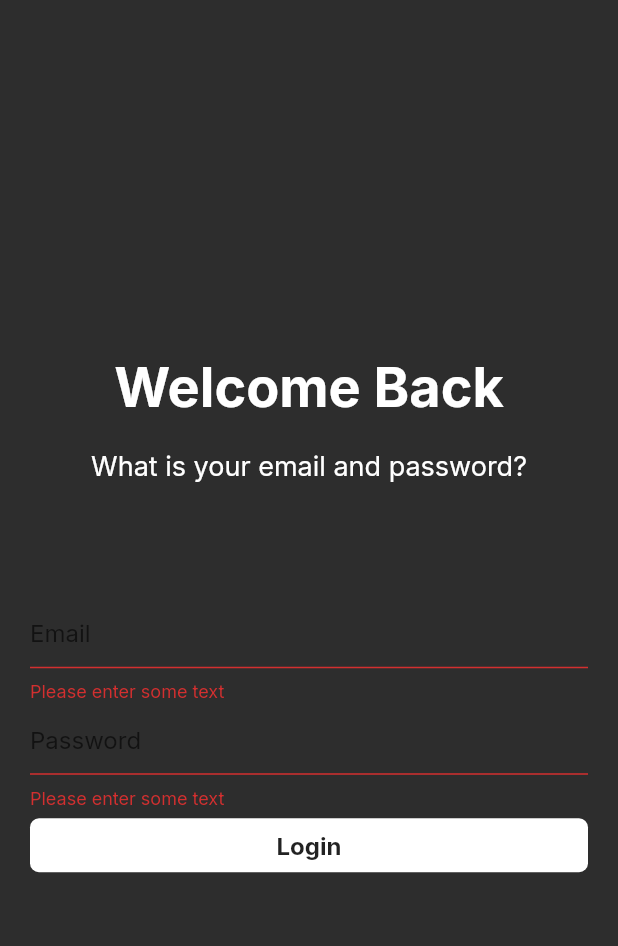
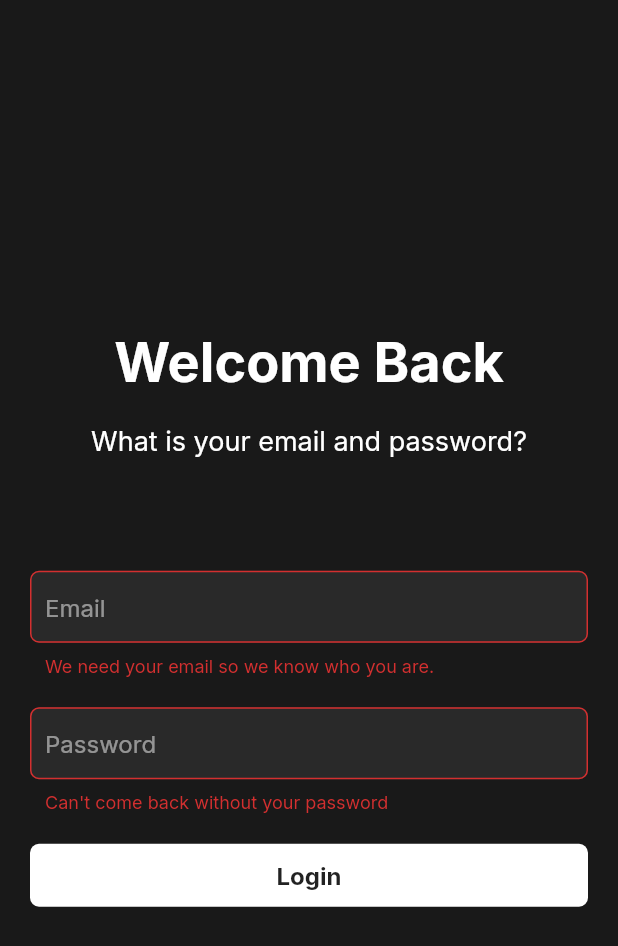
Before and after one commit to adamaho/flutter-fun, a Flutter app: the LoginView screen opened directly, after a tap on "Login", on a phone screen of 412 x 824 dp. Shown: the top 946 px of the screen. Run offline on Flutter 3.47's test engine with Material 2 defaults, Android fonts, the phone set to English and light mode, and no system bars; our stand-ins replace google_fonts.

Commit message:
working on the login screen

```diff
--- a/lib/main.dart
+++ b/lib/main.dart
@@ -14,7 +14,7 @@ class MyApp extends StatelessWidget {
         textTheme: GoogleFonts.interTextTheme(
           Theme.of(context).textTheme,
         ),
-        scaffoldBackgroundColor: Color.fromRGBO(45, 45, 45, 1),
+        scaffoldBackgroundColor: Color.fromRGBO(25, 25, 25, 1),
       ),
       home: StartView(),
     );
--- a/lib/views/login.dart
+++ b/lib/views/login.dart
@@ -3,15 +3,15 @@ import 'package:flutter/cupertino.dart';
 import '../widgets/common.dart';
 
 class LoginView extends StatefulWidget {
-  String _email;
-  String _password;
-
   @override
   _LoginState createState() => _LoginState();
 }
 
 class _LoginState extends State<LoginView> {
   final _formKey = GlobalKey<FormState>();
+
+  String _email = '';
+  String _password = '';
 
   @override
   Widget build(BuildContext context) {
@@ -30,33 +30,32 @@ class _LoginState extends State<LoginView> {
               child: Column(
                 crossAxisAlignment: CrossAxisAlignment.start,
                 children: <Widget>[
-                  TextFormField(
-                    decoration: const InputDecoration(
-                      hintText: 'Email',
-                    ),
+                  FormInput(
+                    hintText: "Email",
                     validator: (value) {
                       if (value.isEmpty) {
-                        return 'Please enter some text';
+                        return 'We need your email so we know who you are.';
                       }
                       return null;
                     },
                     onSaved: (value) {
-                      print(value);
+                      setState(() {
+                        _password = value;
+                      });
                     },
                   ),
-                  TextFormField(
-                    decoration: const InputDecoration(
-                        hintText: 'Password',
-                        fillColor: Colors.white,
-                        focusColor: Colors.white),
+                  FormInput(
+                    hintText: "Password",
                     validator: (value) {
                       if (value.isEmpty) {
-                        return 'Please enter some text';
+                        return "Can't come back without your password";
                       }
                       return null;
                     },
                     onSaved: (value) {
-                      print(value);
+                      setState(() {
+                        _password = value;
+                      });
                     },
                   ),
                 ],
@@ -65,10 +64,11 @@ class _LoginState extends State<LoginView> {
             Button(
               text: "Login",
               onPressed: () {
-                // Validate will return true if the form is valid, or false if
-                // the form is invalid.
                 if (_formKey.currentState.validate()) {
                   _formKey.currentState.save();
+
+                  print(_email);
+                  print(_password);
                 }
               },
             )
--- a/lib/widgets/common.dart
+++ b/lib/widgets/common.dart
@@ -1,4 +1,5 @@
 export 'common/button.dart';
+export 'common/container_with_padding.dart';
 export 'common/divider.dart';
-export 'common/container_with_padding.dart';
+export 'common/form_input.dart';
 export 'common/title_with_description.dart';
--- a/lib/widgets/common/button.dart
+++ b/lib/widgets/common/button.dart
@@ -1,22 +1,30 @@
 import 'package:flutter/material.dart';
 
+enum ButtonType { Primary, Secondary }
+
 class Button extends StatelessWidget {
-  Button({@required this.onPressed, @required this.text });
+  Button({
+    @required this.onPressed,
+    @required this.text,
+    this.type = ButtonType.Primary,
+  });
 
   final GestureTapCallback onPressed;
   final String text;
+  final ButtonType type;
 
   @override
   Widget build(BuildContext context) {
     return SizedBox(
       width: double.infinity,
+      height: 42,
       child: FlatButton(
         child: Text(
           this.text,
           style: TextStyle(fontWeight: FontWeight.bold, fontSize: 16),
         ),
         onPressed: this.onPressed,
-        color: Colors.white,
+        color: this.type == ButtonType.Primary ? Colors.white : Colors.amber,
         shape: RoundedRectangleBorder(
           borderRadius: BorderRadius.circular(6),
         ),
--- /dev/null
+++ b/lib/widgets/common/form_input.dart
@@ -0,0 +1,49 @@
+import 'package:flutter/material.dart';
+
+class FormInput extends StatelessWidget {
+  FormInput({
+    @required this.hintText,
+    @required this.onSaved,
+    @required this.validator,
+  });
+
+  final String hintText;
+  final FormFieldSetter<String> onSaved;
+  final FormFieldValidator<String> validator;
+
+  @override
+  Widget build(BuildContext context) {
+    return Container(
+      margin: EdgeInsets.only(bottom: 20),
+      child: TextFormField(
+        cursorColor: Colors.white,
+        style: TextStyle(
+          color: Colors.white,
+        ),
+        decoration: InputDecoration(
+          border: OutlineInputBorder(
+            borderRadius: BorderRadius.circular(6.0),
+          ),
+          filled: true,
+          fillColor: Color.fromRGBO(45, 45, 45, 0.8),
+          focusedBorder: OutlineInputBorder(
+            borderSide: BorderSide(
+              color: Colors.white,
+            ),
+          ),
+          focusColor: Colors.amber,
+          contentPadding: EdgeInsets.symmetric(
+            vertical: 10.0,
+            horizontal: 10.0,
+          ),
+          hintText: this.hintText,
+          hintStyle: TextStyle(
+            color: Color.fromRGBO(255, 255, 255, 0.5),
+          ),
+        ),
+        validator: this.validator,
+        onSaved: this.onSaved,
+      ),
+    );
+  }
+}
```
